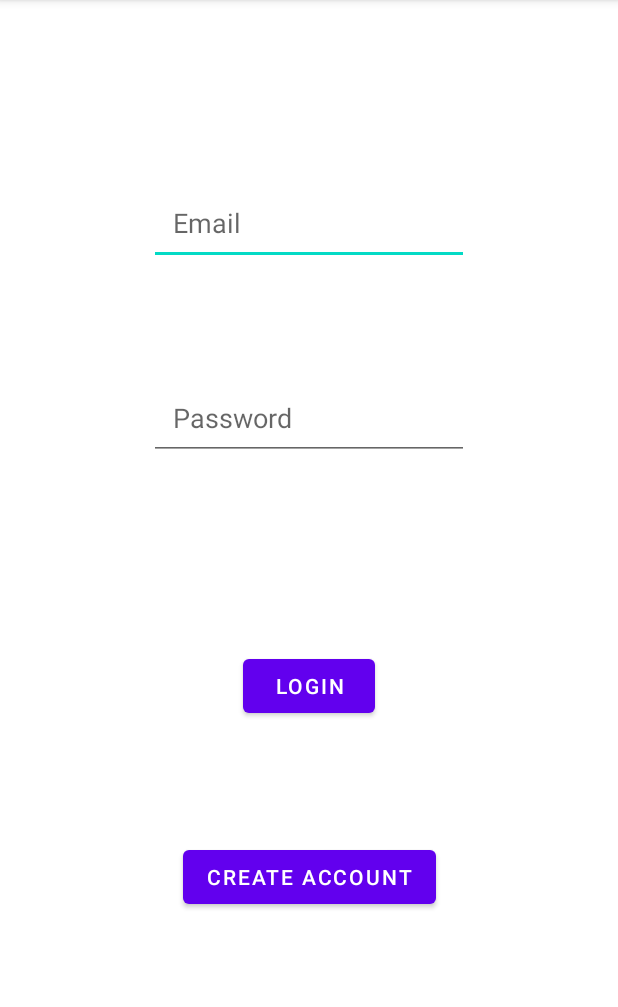
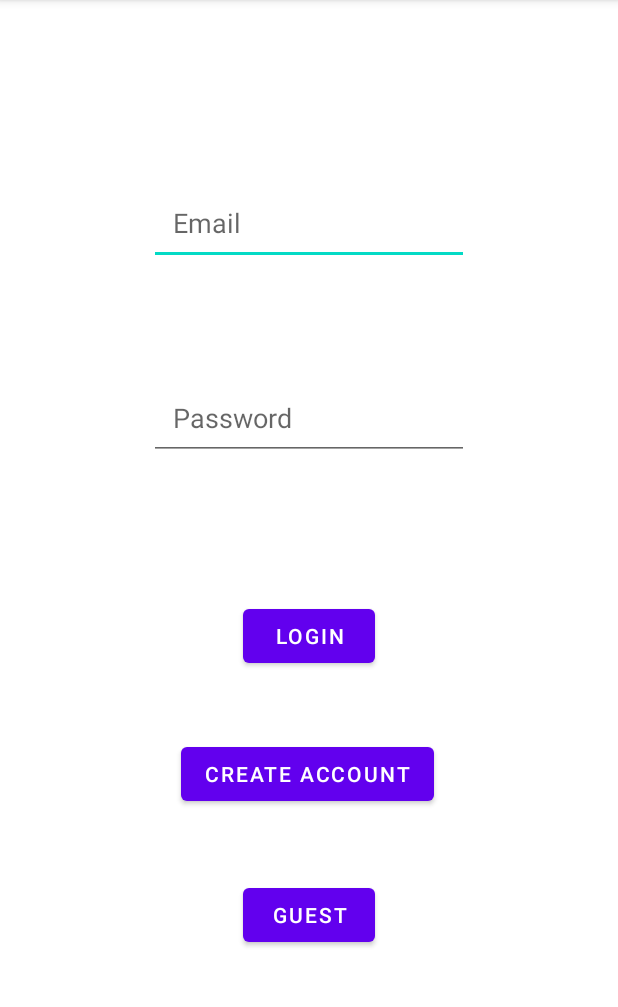
Before and after one commit to andrewnoel99/StudyBuddy, an Android app: the screen it shows after launch (LoginActivity2), on a phone screen of 412 x 824 dp, the part 84-1091 px from its top. Run offline under Robolectric (Android 15) with nearby library versions, the phone set to English and light mode, and no system bars; our stand-ins replace Firebase (no records; nobody signed in at launch, a user with empty details on screens opened directly).

Commit message:
Login Page is fully operational 5/8 4:11pm

```diff
--- a/app/build.gradle
+++ b/app/build.gradle
@@ -43,7 +43,7 @@ dependencies {
     implementation 'androidx.appcompat:appcompat:1.6.1'
     implementation 'com.google.android.material:material:1.8.0'
     implementation 'androidx.constraintlayout:constraintlayout:2.1.4'
-    implementation 'androidx.core:core-ktx:+'
+    //implementation 'androidx.core:core-ktx:+'
     implementation 'androidx.annotation:annotation:1.3.0'
     implementation 'androidx.lifecycle:lifecycle-livedata-ktx:2.6.1'
     implementation 'androidx.lifecycle:lifecycle-viewmodel-ktx:2.6.1'
@@ -55,4 +55,5 @@ dependencies {
     implementation platform('com.google.firebase:firebase-bom:29.0.0')
     implementation 'com.google.firebase:firebase-auth-ktx'
     implementation "io.grpc:grpc-okhttp:1.32.2"
+    implementation 'com.google.firebase:firebase-auth:19.3.2'
 }
--- a/app/src/main/res/layout/activity_login2.xml
+++ b/app/src/main/res/layout/activity_login2.xml
@@ -10,11 +10,12 @@
         android:id="@+id/create_account_button"
         android:layout_width="wrap_content"
         android:layout_height="wrap_content"
-        android:layout_marginBottom="159dp"
+        android:layout_marginTop="44dp"
         android:text="Create Account"
-        app:layout_constraintBottom_toBottomOf="parent"
         app:layout_constraintEnd_toEndOf="parent"
-        app:layout_constraintStart_toStartOf="parent" />
+        app:layout_constraintHorizontal_bias="0.497"
+        app:layout_constraintStart_toStartOf="parent"
+        app:layout_constraintTop_toBottomOf="@+id/login_button" />
 
     <EditText
         android:id="@+id/userEmailET"
@@ -47,9 +48,19 @@
         android:id="@+id/login_button"
         android:layout_width="wrap_content"
         android:layout_height="wrap_content"
-        android:layout_marginBottom="79dp"
+        android:layout_marginTop="93dp"
         android:text="Login"
-        app:layout_constraintBottom_toTopOf="@+id/create_account_button"
         app:layout_constraintEnd_toEndOf="parent"
-        app:layout_constraintStart_toStartOf="parent" />
+        app:layout_constraintStart_toStartOf="parent"
+        app:layout_constraintTop_toBottomOf="@+id/userPasswordET" />
+
+    <Button
+        android:id="@+id/guestButton"
+        android:layout_width="wrap_content"
+        android:layout_height="wrap_content"
+        android:layout_marginTop="46dp"
+        android:text="Guest"
+        app:layout_constraintEnd_toEndOf="parent"
+        app:layout_constraintStart_toStartOf="parent"
+        app:layout_constraintTop_toBottomOf="@+id/create_account_button" />
 </androidx.constraintlayout.widget.ConstraintLayout>
```
Also changed, not shown: app/src/main/AndroidManifest.xml (+2 -7 lines), app/src/main/java/com/example/studybuddy20/LoginActivity2.kt (+32 -21 lines).
